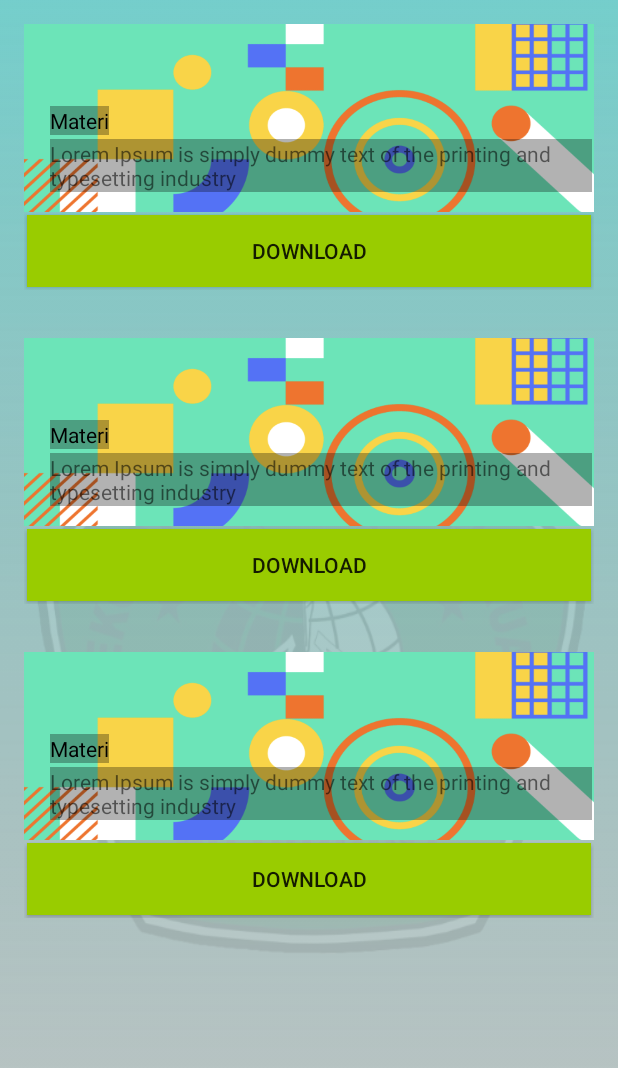
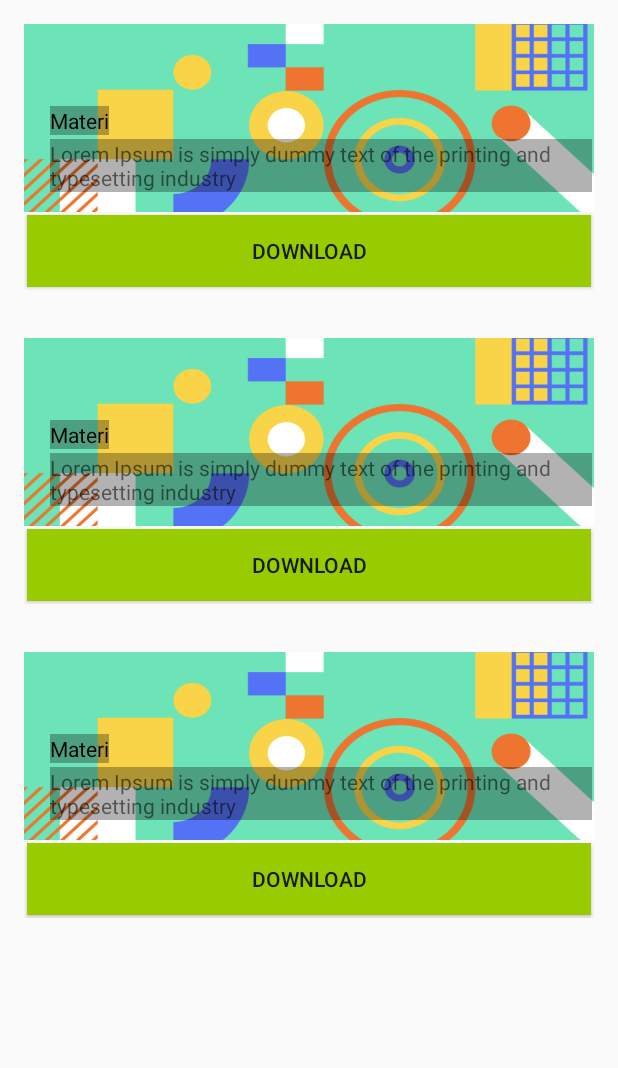
Before and after one commit to dwibagus09/e-learning.navi, an Android app: the layout fragment_materi.xml on its own in the app's theme, with its tools: preview values and no code run, on a phone screen of 412 x 824 dp. Shown: the top 1068 px of the screen. Run offline under Robolectric (Android 15) with nearby library versions, the light colour scheme and no system bars; network calls fail.

Commit message:
xml diperbarui

```diff
--- a/app/src/main/AndroidManifest.xml
+++ b/app/src/main/AndroidManifest.xml
@@ -3,6 +3,7 @@
     package="com.example.e_learningnavi">
 
     <application
+        android:name=".util.AppController"
         android:allowBackup="true"
         android:icon="@mipmap/ic_launcher"
         android:label="@string/app_name"
--- a/app/src/main/res/layout/fragment_materi.xml
+++ b/app/src/main/res/layout/fragment_materi.xml
@@ -3,8 +3,7 @@
     xmlns:tools="http://schemas.android.com/tools"
     android:layout_width="match_parent"
     android:layout_height="match_parent"
-    tools:context=".materi.MateriFragment"
-    android:background="@drawable/background_navi">
+    tools:context=".materi.MateriFragment">
 
     <!-- TODO: Update blank fragment layout -->
     <androidx.recyclerview.widget.RecyclerView
--- a/app/src/main/res/layout/fragment_tugas.xml
+++ b/app/src/main/res/layout/fragment_tugas.xml
@@ -3,8 +3,7 @@
     xmlns:tools="http://schemas.android.com/tools"
     android:layout_width="match_parent"
     android:layout_height="match_parent"
-    tools:context=".tugas.TugasFragment"
-    android:background="@drawable/background_navi">
+    tools:context=".tugas.TugasFragment">
 
     <!-- TODO: Update blank fragment layout -->
     <androidx.recyclerview.widget.RecyclerView
```
